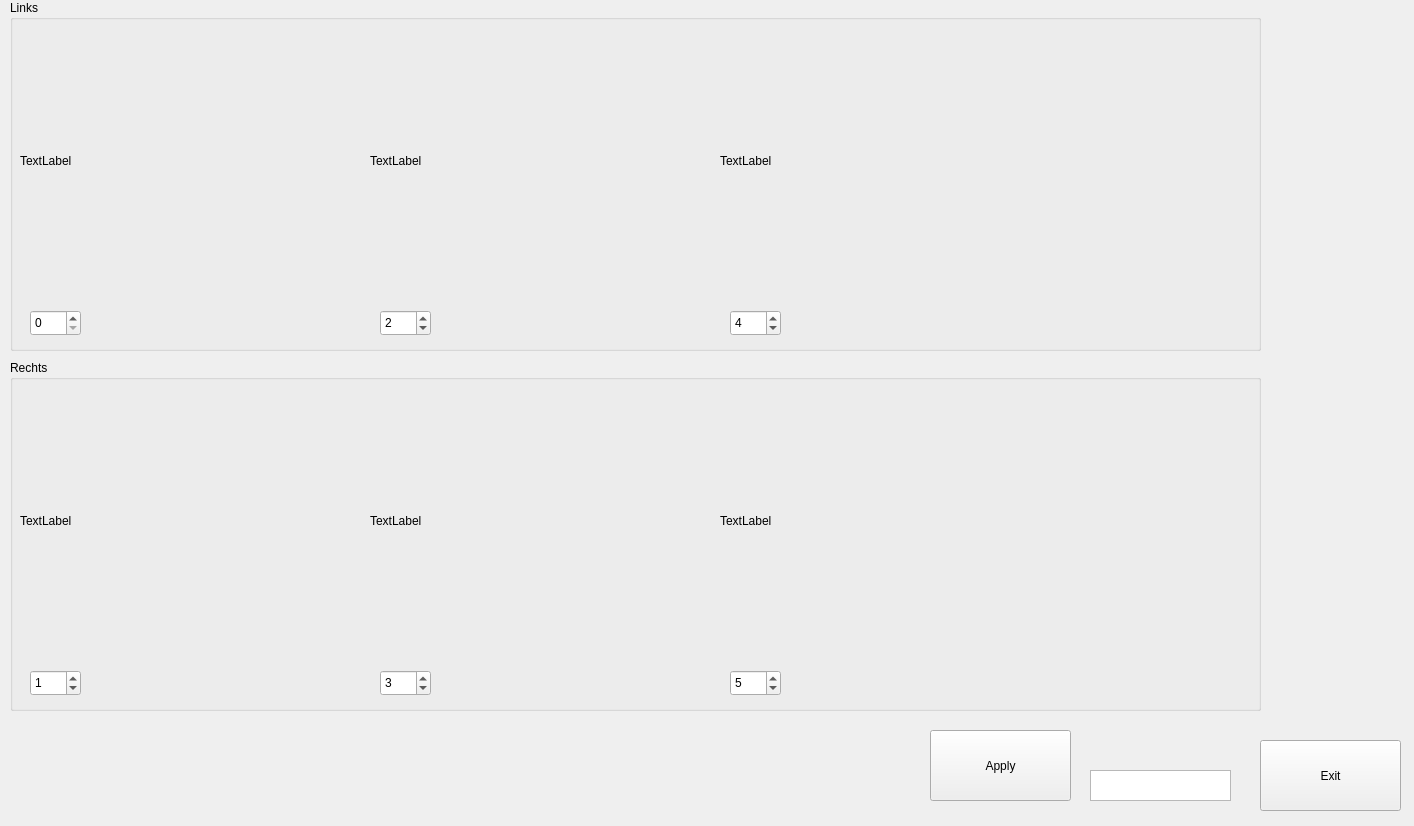
Before: the Qt Designer form software/Linux/Flugbahnberechnung/forms/frm_camera_positioning.ui in SevFle/Flugbahnberechnung, drawn with Qt 5.
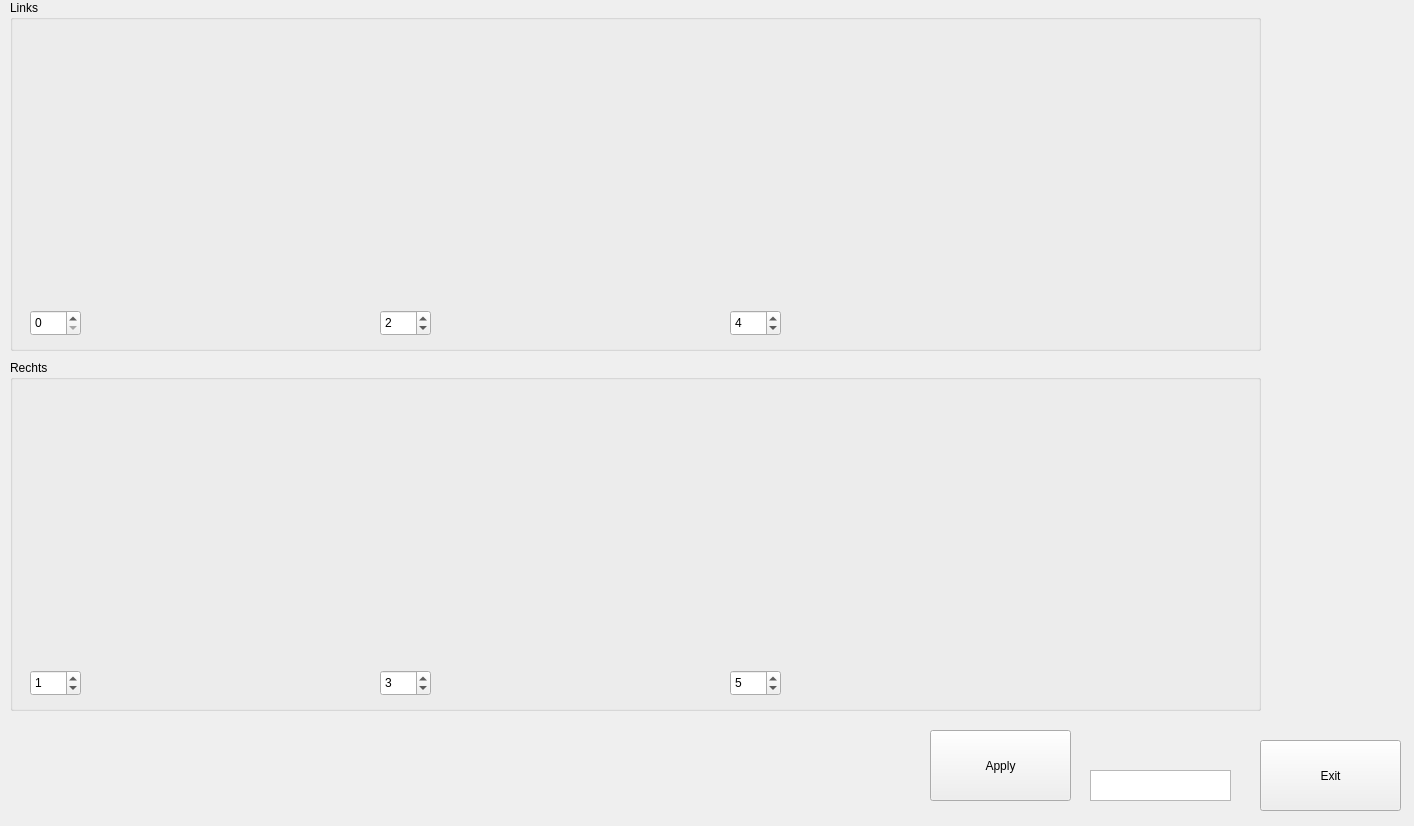
After: the same form once the commit is applied.

```diff
--- a/software/Linux/Flugbahnberechnung/forms/frm_camera_positioning.ui
+++ b/software/Linux/Flugbahnberechnung/forms/frm_camera_positioning.ui
@@ -59,7 +59,7 @@
       </rect>
      </property>
      <property name="text">
-      <string>TextLabel</string>
+      <string/>
      </property>
     </widget>
     <widget class="QLabel" name="lbl_cam_2">
@@ -72,7 +72,7 @@
       </rect>
      </property>
      <property name="text">
-      <string>TextLabel</string>
+      <string/>
      </property>
     </widget>
     <widget class="QLabel" name="lbl_cam_4">
@@ -85,7 +85,7 @@
       </rect>
      </property>
      <property name="text">
-      <string>TextLabel</string>
+      <string/>
      </property>
     </widget>
     <widget class="QSpinBox" name="num_cam_0">
@@ -147,7 +147,7 @@
       </rect>
      </property>
      <property name="text">
-      <string>TextLabel</string>
+      <string/>
      </property>
     </widget>
     <widget class="QLabel" name="lbl_cam_3">
@@ -160,7 +160,7 @@
       </rect>
      </property>
      <property name="text">
-      <string>TextLabel</string>
+      <string/>
      </property>
     </widget>
     <widget class="QLabel" name="lbl_cam_5">
@@ -173,7 +173,7 @@
       </rect>
      </property>
      <property name="text">
-      <string>TextLabel</string>
+      <string/>
      </property>
     </widget>
     <widget class="QSpinBox" name="num_cam_1">
```
